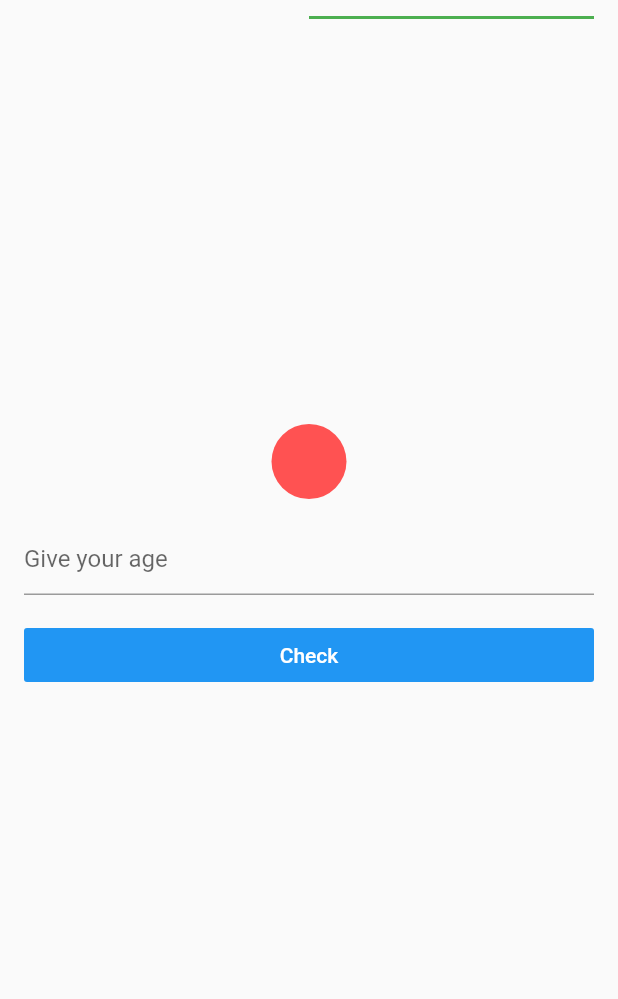
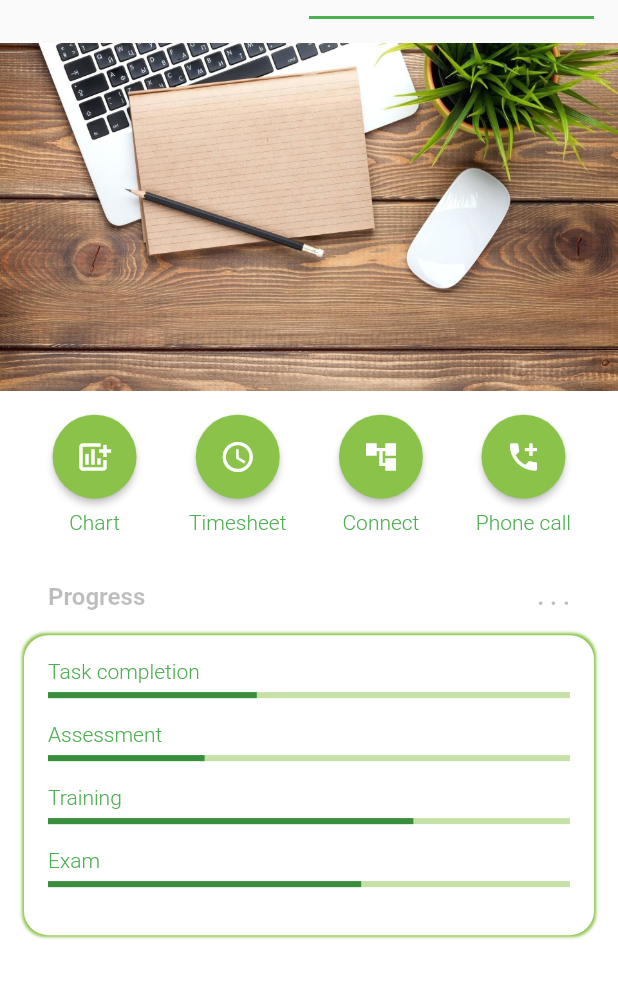
Before and after one commit to sandisundawa/BelajarFlutter, a Flutter app: the DetailScreen screen opened directly, tab 2 chosen, on a phone screen of 412 x 824 dp, the part 116-1115 px from its top. Run offline on Flutter 3.47's test engine with Material 2 defaults, Android fonts, the phone set to English and light mode, and no system bars; our stand-ins replace shared_preferences; accounts and stored records are empty; network calls fail.

Commit message:
add admin ui

```diff
--- /dev/null
+++ b/lib/admin_screen.dart
@@ -0,0 +1,235 @@
+import 'package:flutter/cupertino.dart';
+import 'package:flutter/material.dart';
+
+class AdminScreen extends StatefulWidget {
+  @override
+  State<AdminScreen> createState() => _AdminScreenState();
+}
+
+class _AdminScreenState extends State<AdminScreen> {
+  @override
+  Widget build(BuildContext context) {
+    return Scaffold(
+      backgroundColor: Colors.white,
+      body: SingleChildScrollView(
+        child: Column(
+        children: [
+          Image.asset("assets/desk.jpg"),
+          SizedBox(
+            height: 16,
+          ),
+          Center(
+            child: Row(
+              mainAxisAlignment: MainAxisAlignment.spaceEvenly,
+              children: [
+                Column(
+                  mainAxisAlignment: MainAxisAlignment.center,
+                  children: [
+                    ElevatedButton(
+                      onPressed: () {},
+                      child: Icon(Icons.add_chart),
+                      style: ButtonStyle(
+                        shape: MaterialStateProperty.all(CircleBorder()),
+                        padding: MaterialStateProperty.all(EdgeInsets.all(16)),
+                        backgroundColor: MaterialStateProperty.all(
+                            Colors.lightGreen), // <-- Button color
+                        overlayColor:
+                        MaterialStateProperty.resolveWith<Color?>((states) {
+                          if (states.contains(MaterialState.pressed))
+                            return Colors.greenAccent; // <-- Splash color
+                        }),
+                      ),
+                    ),
+                    SizedBox(
+                      height: 8,
+                    ),
+                    Text(
+                      "Chart",
+                      style: TextStyle(
+                          color: Colors.green, fontWeight: FontWeight.w300),
+                    )
+                  ],
+                ),
+                Column(
+                  mainAxisAlignment: MainAxisAlignment.center,
+                  children: [
+                    ElevatedButton(
+                      onPressed: () {},
+                      child: Icon(Icons.access_time_sharp),
+                      style: ButtonStyle(
+                        shape: MaterialStateProperty.all(CircleBorder()),
+                        padding: MaterialStateProperty.all(EdgeInsets.all(16)),
+                        backgroundColor: MaterialStateProperty.all(
+                            Colors.lightGreen), // <-- Button color
+                        overlayColor:
+                        MaterialStateProperty.resolveWith<Color?>((states) {
+                          if (states.contains(MaterialState.pressed))
+                            return Colors.greenAccent; // <-- Splash color
+                        }),
+                      ),
+                    ),
+                    SizedBox(
+                      height: 8,
+                    ),
+                    Text(
+                      "Timesheet",
+                      style: TextStyle(
+                          color: Colors.green, fontWeight: FontWeight.w300),
+                    )
+                  ],
+                ),
+                Column(
+                  mainAxisAlignment: MainAxisAlignment.center,
+                  children: [
+                    ElevatedButton(
+                      onPressed: () {},
+                      child: Icon(Icons.account_tree_sharp),
+                      style: ButtonStyle(
+                        shape: MaterialStateProperty.all(CircleBorder()),
+                        padding: MaterialStateProperty.all(EdgeInsets.all(16)),
+                        backgroundColor: MaterialStateProperty.all(
+                            Colors.lightGreen), // <-- Button color
+                        overlayColor:
+                        MaterialStateProperty.resolveWith<Color?>((states) {
+                          if (states.contains(MaterialState.pressed))
+                            return Colors.greenAccent; // <-- Splash color
+                        }),
+                      ),
+                    ),
+                    SizedBox(
+                      height: 8,
+                    ),
+                    Text(
+                      "Connect",
+                      style: TextStyle(
+                          color: Colors.green, fontWeight: FontWeight.w300),
+                    )
+                  ],
+                ),
+                Column(
+                  mainAxisAlignment: MainAxisAlignment.center,
+                  children: [
+                    ElevatedButton(
+                      onPressed: () {},
+                      child: Icon(Icons.add_call),
+                      style: ButtonStyle(
+                        shape: MaterialStateProperty.all(CircleBorder()),
+                        padding: MaterialStateProperty.all(EdgeInsets.all(16)),
+                        backgroundColor: MaterialStateProperty.all(
+                            Colors.lightGreen), // <-- Button color
+                        overlayColor:
+                        MaterialStateProperty.resolveWith<Color?>((states) {
+                          if (states.contains(MaterialState.pressed))
+                            return Colors.greenAccent; // <-- Splash color
+                        }),
+                      ),
+                    ),
+                    SizedBox(
+                      height: 8,
+                    ),
+                    Text(
+                      "Phone call",
+                      style: TextStyle(
+                          color: Colors.green, fontWeight: FontWeight.w300),
+                    )
+                  ],
+                ),
+              ],
+            ),
+          ),
+          SizedBox(
+            height: 32,
+          ),
+          Row(
+            mainAxisAlignment: MainAxisAlignment.spaceBetween,
+            children: [
+              Container(
+                margin: EdgeInsets.only(left: 32),
+                child: Text(
+                  "Progress",
+                  style: TextStyle(
+                    fontSize: 16,
+                    fontWeight: FontWeight.bold,
+                    color: Colors.black26,
+                  ),
+                ),
+              ),
+              Container(
+                margin: EdgeInsets.only(right: 32),
+                child: Text(
+                  ". . .",
+                  style: TextStyle(
+                      fontSize: 16,
+                      color: Colors.black26,
+                      fontWeight: FontWeight.bold),
+                ),
+              )
+            ],
+          ),
+          Container(
+              width: double.infinity,
+              padding: EdgeInsets.all(16),
+              margin: EdgeInsets.all(16),
+              decoration: BoxDecoration(
+                color: Colors.white,
+                boxShadow: [
+                  BoxShadow(
+                    color: Colors.lightGreen,
+                    spreadRadius: 1,
+                    blurRadius: 1,
+                    offset: Offset(0, 0),
+                  ),
+                ],
+                borderRadius: BorderRadius.circular(16),
+              ),
+              child: Column(
+                crossAxisAlignment: CrossAxisAlignment.start,
+                children: [
+                  Text("Task completion",
+                    style: TextStyle(
+                        color: Colors.green, fontWeight: FontWeight.w300),),
+                  SizedBox(height: 6,),
+                  LinearProgressIndicator(
+                    backgroundColor: Colors.lightGreen[200],
+                    color: Colors.green[700],
+                    value: 0.4,
+                  ),
+                  SizedBox(height: 16,),
+                  Text("Assessment",
+                    style: TextStyle(
+                        color: Colors.green, fontWeight: FontWeight.w300),),
+                  SizedBox(height: 6,),
+                  LinearProgressIndicator(
+                    backgroundColor: Colors.lightGreen[200],
+                    color: Colors.green[700],
+                    value: 0.3,
+                  ),
+                  SizedBox(height: 16,),
+                  Text("Training",
+                    style: TextStyle(
+                        color: Colors.green, fontWeight: FontWeight.w300),),
+                  SizedBox(height: 6,),
+                  LinearProgressIndicator(
+                    backgroundColor: Colors.lightGreen[200],
+                    color: Colors.green[700],
+                    value: 0.7,
+                  ),
+                  SizedBox(height: 16,),
+                  Text("Exam",
+                    style: TextStyle(
+                        color: Colors.green, fontWeight: FontWeight.w300),),
+                  SizedBox(height: 6,),
+                  LinearProgressIndicator(
+                    backgroundColor: Colors.lightGreen[200],
+                    color: Colors.green[700],
+                    value: 0.6,
+                  ),
+                  SizedBox(height: 16,),
+                ],
+              )
+          )
+        ],
+      ),)
+    );
+  }
+}
--- a/lib/detail_screen.dart
+++ b/lib/detail_screen.dart
@@ -1,4 +1,5 @@
 import 'package:flutter/material.dart';
+import 'package:flutter_demo/admin_screen.dart';
 import 'package:flutter_demo/eligiblity_screen.dart';
 import 'package:flutter_demo/kantor_screen.dart';
 
@@ -14,7 +15,7 @@ class _DetailScreenState extends State<DetailScreen> {
 
   final tabs = [
     KantorScreen(),
-    EligiblityScreen()
+    AdminScreen()
   ];
 
   @override
```
Also changed, not shown: assets/desk.jpg (added).
